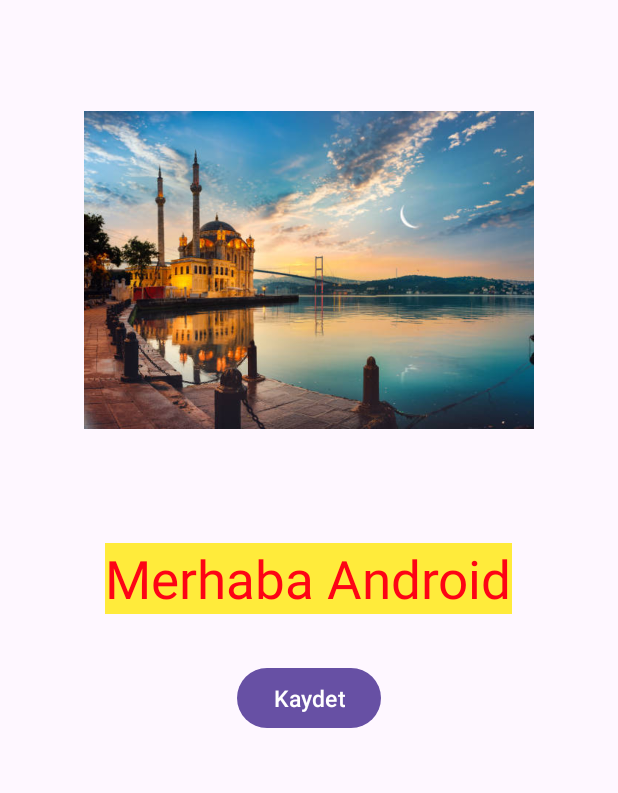
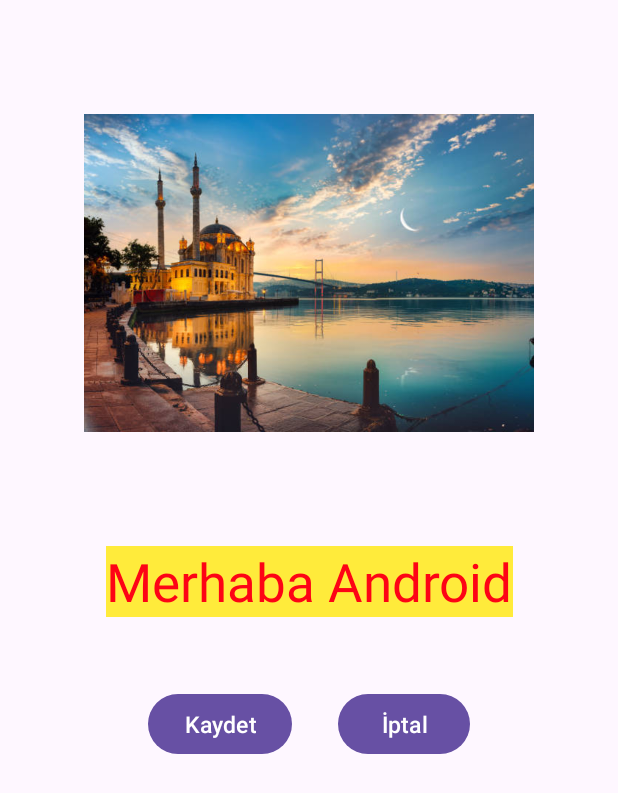
Before and after one commit to hrnkral/KotlinVeAndroid, an Android app: the layout activity_main.xml on its own in the app's theme, with its tools: preview values and no code run, on a phone screen of 412 x 824 dp. Shown: the top 793 px of the screen. Run offline under Robolectric (Android 15) with nearby library versions, the phone set to English and light mode, and no system bars.

Commit message:
bağlamalar yapıldı ve butonlara komut yüklendi

```diff
--- a/app/build.gradle.kts
+++ b/app/build.gradle.kts
@@ -33,6 +33,9 @@ android {
     kotlinOptions {
         jvmTarget = "11"
     }
+    buildFeatures {
+        viewBinding = true
+    }
 }
 
 dependencies {
--- a/app/src/main/res/layout/activity_main.xml
+++ b/app/src/main/res/layout/activity_main.xml
@@ -1,5 +1,5 @@
 <?xml version="1.0" encoding="utf-8"?>
-<LinearLayout xmlns:android="http://schemas.android.com/apk/res/android"
+<androidx.constraintlayout.widget.ConstraintLayout xmlns:android="http://schemas.android.com/apk/res/android"
     xmlns:app="http://schemas.android.com/apk/res-auto"
     xmlns:tools="http://schemas.android.com/tools"
     android:id="@+id/main"
@@ -13,8 +13,11 @@
         android:id="@+id/imageView"
         android:layout_width="300dp"
         android:layout_height="300dp"
-        android:layout_marginTop="30dp"
         android:layout_gravity="center"
+        android:layout_marginTop="32dp"
+        app:layout_constraintEnd_toEndOf="parent"
+        app:layout_constraintStart_toStartOf="parent"
+        app:layout_constraintTop_toTopOf="parent"
         app:srcCompat="@drawable/istanbul" />
 
     <TextView
@@ -27,19 +30,47 @@
         android:text="Merhaba Android"
         android:textAlignment="center"
         android:textColor="#FD0415"
+
         android:textSize="35sp"
+        app:layout_constraintEnd_toEndOf="parent"
+        app:layout_constraintStart_toStartOf="parent"
+        app:layout_constraintTop_toBottomOf="@+id/imageView" />
 
-        app:layout_constraintTop_toBottomOf="@+id/imageView" />
+    <LinearLayout
+        android:id="@+id/linearLayout"
+        android:layout_width="match_parent"
+        android:layout_height="wrap_content"
+        android:layout_marginTop="32dp"
+
+        android:gravity="center"
+        android:orientation="horizontal"
+        app:layout_constraintEnd_toEndOf="parent"
+        app:layout_constraintStart_toStartOf="parent"
+        app:layout_constraintTop_toBottomOf="@+id/textView">
 
         <Button
             android:id="@+id/button"
             android:layout_width="wrap_content"
             android:layout_height="wrap_content"
-        android:layout_marginTop="32dp"
-        android:layout_gravity="center"
+            android:layout_margin="15dp"
+            android:onClick="kaydet"
             android:text="@string/kaydet"
             android:textColorLink="#E91E63"
             android:textSize="15sp"
             app:layout_constraintTop_toBottomOf="@+id/textView" />
 
+        <Button
+            android:id="@+id/button2"
+            android:layout_width="wrap_content"
+            android:layout_height="wrap_content"
+            android:layout_margin="15dp"
+            android:onClick="iptal"
+            android:text="İptal"
+            android:textColorLink="#E91E63"
+            android:textSize="15sp"
+            app:layout_constraintTop_toBottomOf="@+id/textView" />
+
     </LinearLayout>
+
+
+</androidx.constraintlayout.widget.ConstraintLayout>
```
Also changed, not shown: app/src/main/java/com/harunkaral/kullaniciarayuzu/MainActivity.kt (+35 -1 lines). Lines whose indentation alone changed are shown as unchanged.
